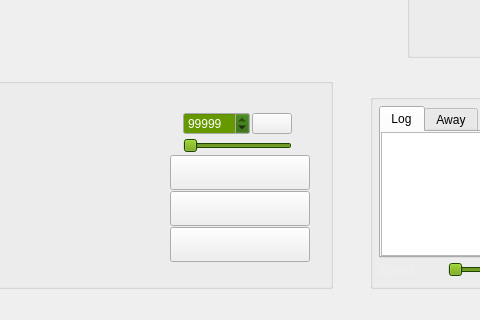
This is src/gui/qt/mainwindow.ui in pokerth/pokerth as Qt 5 draws it before an edit; both pictures show x 361 to 841 and y 360 to 680 of the 1000 by 680 pixel window. The edited form follows.
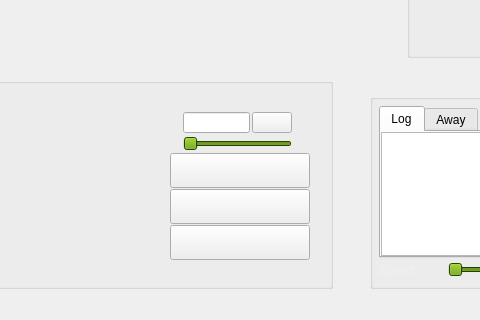
This is the edited form. Icons and pictures are not drawn. Custom widgets are drawn as their Qt base class.

Patch:
```diff
--- a/src/gui/qt/mainwindow.ui
+++ b/src/gui/qt/mainwindow.ui
@@ -2281,142 +2281,18 @@
                   <number>2</number>
                  </property>
                  <item>
-                  <widget class="QSpinBox" name="spinBox_set" >
+                  <widget class="QLineEdit" name="lineEdit_betValue" >
                    <property name="minimumSize" >
                     <size>
-                     <width>40</width>
-                     <height>0</height>
+                     <width>0</width>
+                     <height>21</height>
                     </size>
                    </property>
-                   <property name="palette" >
-                    <palette>
-                     <active>
-                      <colorrole role="Button" >
-                       <brush brushstyle="SolidPattern" >
-                        <color alpha="255" >
-                         <red>40</red>
-                         <green>100</green>
-                         <blue>0</blue>
-                        </color>
-                       </brush>
-                      </colorrole>
-                      <colorrole role="Text" >
-                       <brush brushstyle="SolidPattern" >
-                        <color alpha="255" >
-                         <red>255</red>
-                         <green>255</green>
-                         <blue>255</blue>
-                        </color>
-                       </brush>
-                      </colorrole>
-                      <colorrole role="ButtonText" >
-                       <brush brushstyle="SolidPattern" >
-                        <color alpha="255" >
-                         <red>131</red>
-                         <green>196</green>
-                         <blue>0</blue>
-                        </color>
-                       </brush>
-                      </colorrole>
-                      <colorrole role="Base" >
-                       <brush brushstyle="SolidPattern" >
-                        <color alpha="255" >
-                         <red>102</red>
-                         <green>153</green>
-                         <blue>0</blue>
-                        </color>
-                       </brush>
-                      </colorrole>
-                     </active>
-                     <inactive>
-                      <colorrole role="Button" >
-                       <brush brushstyle="SolidPattern" >
-                        <color alpha="255" >
-                         <red>40</red>
-                         <green>100</green>
-                         <blue>0</blue>
-                        </color>
-                       </brush>
-                      </colorrole>
-                      <colorrole role="Text" >
-                       <brush brushstyle="SolidPattern" >
-                        <color alpha="255" >
-                         <red>255</red>
-                         <green>255</green>
-                         <blue>255</blue>
-                        </color>
-                       </brush>
-                      </colorrole>
-                      <colorrole role="ButtonText" >
-                       <brush brushstyle="SolidPattern" >
-                        <color alpha="255" >
-                         <red>131</red>
-                         <green>196</green>
-                         <blue>0</blue>
-                        </color>
-                       </brush>
-                      </colorrole>
-                      <colorrole role="Base" >
-                       <brush brushstyle="SolidPattern" >
-                        <color alpha="255" >
-                         <red>102</red>
-                         <green>153</green>
-                         <blue>0</blue>
-                        </color>
-                       </brush>
-                      </colorrole>
-                     </inactive>
-                     <disabled>
-                      <colorrole role="Button" >
-                       <brush brushstyle="SolidPattern" >
-                        <color alpha="255" >
-                         <red>40</red>
-                         <green>100</green>
-                         <blue>0</blue>
-                        </color>
-                       </brush>
-                      </colorrole>
-                      <colorrole role="Text" >
-                       <brush brushstyle="SolidPattern" >
-                        <color alpha="255" >
-                         <red>118</red>
-                         <green>111</green>
-                         <blue>107</blue>
-                        </color>
-                       </brush>
-                      </colorrole>
-                      <colorrole role="ButtonText" >
-                       <brush brushstyle="SolidPattern" >
-                        <color alpha="255" >
-                         <red>118</red>
-                         <green>111</green>
-                         <blue>107</blue>
-                        </color>
-                       </brush>
-                      </colorrole>
-                      <colorrole role="Base" >
-                       <brush brushstyle="SolidPattern" >
-                        <color alpha="255" >
-                         <red>255</red>
-                         <green>255</green>
-                         <blue>255</blue>
-                        </color>
-                       </brush>
-                      </colorrole>
-                     </disabled>
-                    </palette>
-                   </property>
-                   <property name="focusPolicy" >
-                    <enum>Qt::NoFocus</enum>
-                   </property>
-                   <property name="maximum" >
-                    <number>99999</number>
-                   </property>
-                   <property name="singleStep" >
-                    <number>10</number>
-                   </property>
-                   <property name="value" >
-                    <number>99999</number>
+                   <property name="maximumSize" >
+                    <size>
+                     <width>16777215</width>
+                     <height>21</height>
+                    </size>
                    </property>
                   </widget>
                  </item>
```
Left out of the diff: 3 changed lines with no effect on the pictures.
